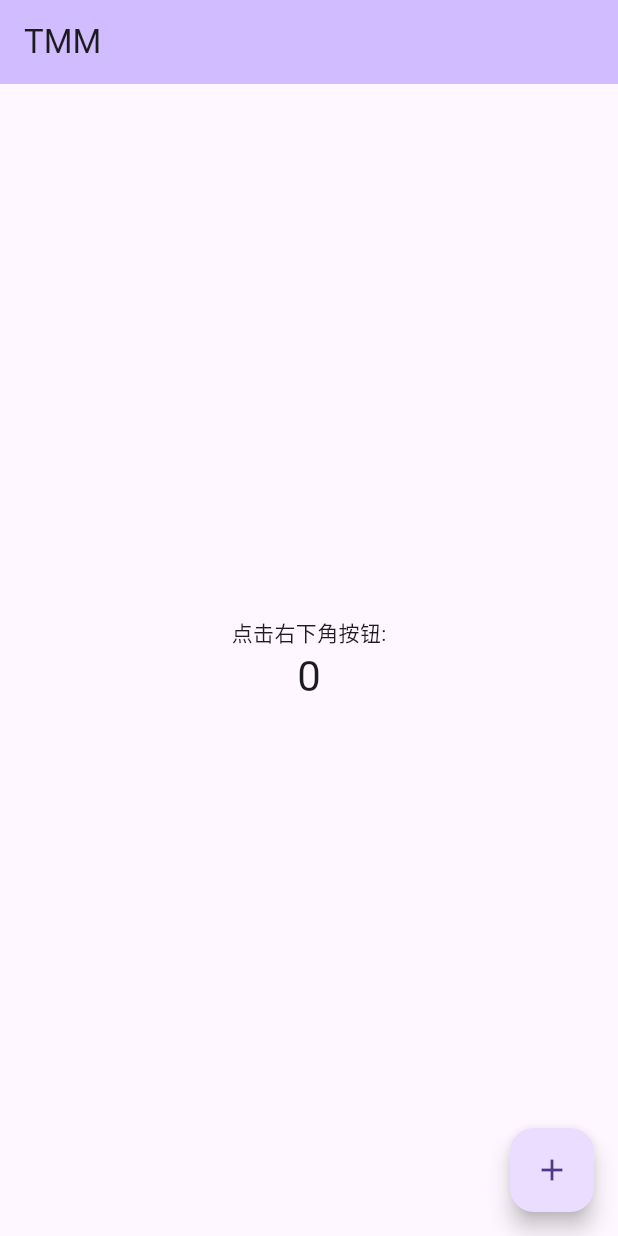
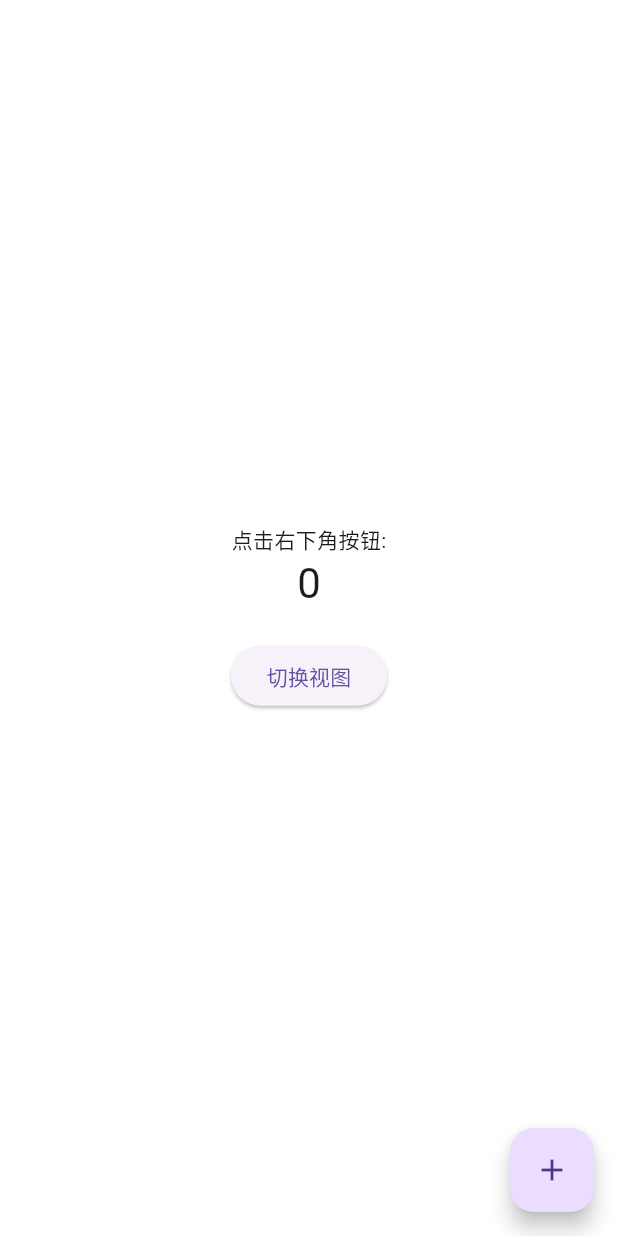
Before and after one commit to cnxianyi/time_monitor_mobile, a Flutter app: the screen it shows after launch, on a phone screen of 412 x 824 dp. Run offline on Flutter 3.47's test engine with Material 3 defaults, Android fonts, the light colour scheme and no system bars.

Commit message:
添加路由&路由切换效果

```diff
--- a/lib/main.dart
+++ b/lib/main.dart
@@ -1,4 +1,5 @@
 import 'package:flutter/material.dart';
+import 'pages/home_page.dart';
 
 void main() {
   runApp(const Home());
@@ -7,116 +8,23 @@ void main() {
 class Home extends StatelessWidget {
   const Home({super.key});
 
-  // This widget is the root of your application.
   @override
   Widget build(BuildContext context) {
     return MaterialApp(
-      title: 'timeMonitorMobile',
+      debugShowCheckedModeBanner: false,
+      title: 'TimeMonitorMobile',
       theme: ThemeData(
-        // This is the theme of your application.
-        //
-        // TRY THIS: Try running your application with "flutter run". You'll see
-        // the application has a purple toolbar. Then, without quitting the app,
-        // try changing the seedColor in the colorScheme below to Colors.green
-        // and then invoke "hot reload" (save your changes or press the "hot
-        // reload" button in a Flutter-supported IDE, or press "r" if you used
-        // the command line to start the app).
-        //
-        // Notice that the counter didn't reset back to zero; the application
-        // state is not lost during the reload. To reset the state, use hot
-        // restart instead.
-        //
-        // This works for code too, not just values: Most code changes can be
-        // tested with just a hot reload.
-        // colorScheme: ColorScheme.fromSeed(seedColor: Colors.deepPurple),
+        brightness: Brightness.light, // 你可以保持为 light，或者根据需要调整
+        scaffoldBackgroundColor: Colors.white,
+        // 修改 AppBarTheme 来让顶部不变化，跟随系统
+        appBarTheme: const AppBarTheme(
+          color: Colors.white,
+          iconTheme: IconThemeData(color: Colors.purpleAccent),
+          toolbarHeight: 0,
+        ),
       ),
-      home: const MyHomePage(title: 'TMM'),
+      // 直接使用home而不是路由，因为现在使用自定义动画导航
+      home: const MyHomePage(title: 'HOME'),
     );
   }
 }
-
-class MyHomePage extends StatefulWidget {
-  const MyHomePage({super.key, required this.title});
-
-  // This widget is the home page of your application. It is stateful, meaning
-  // that it has a State object (defined below) that contains fields that affect
-  // how it looks.
-
-  // This class is the configuration for the state. It holds the values (in this
-  // case the title) provided by the parent (in this case the App widget) and
-  // used by the build method of the State. Fields in a Widget subclass are
-  // always marked "final".
-
-  final String title;
-
-  @override
-  State<MyHomePage> createState() => _MyHomePageState();
-}
-
-class _MyHomePageState extends State<MyHomePage> {
-  int _counter = 0;
-
-  void _incrementCounter() {
-    setState(() {
-      // This call to setState tells the Flutter framework that something has
-      // changed in this State, which causes it to rerun the build method below
-      // so that the display can reflect the updated values. If we changed
-      // _counter without calling setState(), then the build method would not be
-      // called again, and so nothing would appear to happen.
-      _counter++;
-    });
-  }
-
-  @override
-  Widget build(BuildContext context) {
-    // This method is rerun every time setState is called, for instance as done
-    // by the _incrementCounter method above.
-    //
-    // The Flutter framework has been optimized to make rerunning build methods
-    // fast, so that you can just rebuild anything that needs updating rather
-    // than having to individually change instances of widgets.
-    return Scaffold(
-      appBar: AppBar(
-        // TRY THIS: Try changing the color here to a specific color (to
-        // Colors.amber, perhaps?) and trigger a hot reload to see the AppBar
-        // change color while the other colors stay the same.
-        backgroundColor: Theme.of(context).colorScheme.inversePrimary,
-        // Here we take the value from the MyHomePage object that was created by
-        // the App.build method, and use it to set our appbar title.
-        title: Text(widget.title),
-      ),
-      body: Center(
-        // Center is a layout widget. It takes a single child and positions it
-        // in the middle of the parent.
-        child: Column(
-          // Column is also a layout widget. It takes a list of children and
-          // arranges them vertically. By default, it sizes itself to fit its
-          // children horizontally, and tries to be as tall as its parent.
-          //
-          // Column has various properties to control how it sizes itself and
-          // how it positions its children. Here we use mainAxisAlignment to
-          // center the children vertically; the main axis here is the vertical
-          // axis because Columns are vertical (the cross axis would be
-          // horizontal).
-          //
-          // TRY THIS: Invoke "debug painting" (choose the "Toggle Debug Paint"
-          // action in the IDE, or press "p" in the console), to see the
-          // wireframe for each widget.
-          mainAxisAlignment: MainAxisAlignment.center,
-          children: <Widget>[
-            const Text('点击右下角按钮:'),
-            Text(
-              '$_counter',
-              style: Theme.of(context).textTheme.headlineMedium,
-            ),
-          ],
-        ),
-      ),
-      floatingActionButton: FloatingActionButton(
-        onPressed: _incrementCounter,
-        tooltip: 'Increment',
-        child: const Icon(Icons.add),
-      ), // This trailing comma makes auto-formatting nicer for build methods.
-    );
-  }
-}
--- /dev/null
+++ b/lib/pages/home_page.dart
@@ -0,0 +1,56 @@
+import 'package:flutter/material.dart';
+import '../routes/page_route_builder.dart';
+import 'week_page.dart';
+
+class MyHomePage extends StatefulWidget {
+  const MyHomePage({super.key, required this.title});
+
+  final String title;
+
+  @override
+  State<MyHomePage> createState() => _MyHomePageState();
+}
+
+class _MyHomePageState extends State<MyHomePage> {
+  int _counter = 0;
+
+  void _incrementCounter() {
+    setState(() {
+      _counter++;
+    });
+  }
+
+  @override
+  Widget build(BuildContext context) {
+    return Scaffold(
+      appBar: AppBar(),
+      body: Center(
+        child: Column(
+          mainAxisAlignment: MainAxisAlignment.center,
+          children: <Widget>[
+            const Text('点击右下角按钮:'),
+            Text(
+              '$_counter',
+              style: Theme.of(context).textTheme.headlineMedium,
+            ),
+            const SizedBox(height: 20),
+            ElevatedButton(
+              onPressed: () {
+                Navigator.push(
+                  context,
+                  DepthPageRoute(page: const WeekPage(title: '周')),
+                );
+              },
+              child: const Text('切换视图'),
+            ),
+          ],
+        ),
+      ),
+      floatingActionButton: FloatingActionButton(
+        onPressed: _incrementCounter,
+        tooltip: 'Increment',
+        child: const Icon(Icons.add),
+      ),
+    );
+  }
+}
--- /dev/null
+++ b/lib/routes/page_route_builder.dart
@@ -0,0 +1,61 @@
+import 'package:flutter/material.dart';
+
+class DepthPageRoute<T> extends PageRouteBuilder<T> {
+  final Widget page;
+
+  DepthPageRoute({required this.page})
+    : super(
+        pageBuilder:
+            (
+              BuildContext context,
+              Animation<double> animation,
+              Animation<double> secondaryAnimation,
+            ) => page,
+        transitionsBuilder:
+            (
+              BuildContext context,
+              Animation<double> animation,
+              Animation<double> secondaryAnimation,
+              Widget child,
+            ) {
+              // 使用3D效果的景深动画
+              const begin = 0.0;
+              const end = 0.1;
+              var tween = Tween(begin: begin, end: end);
+              var curvedAnimation = CurvedAnimation(
+                parent: animation,
+                curve: Curves.easeInOut,
+              );
+
+              return Stack(
+                children: [
+                  // 背景变暗效果
+                  FadeTransition(
+                    opacity: Tween<double>(
+                      begin: 0,
+                      end: 0.5,
+                    ).animate(curvedAnimation),
+                    child: Container(
+                      color: const Color.fromARGB(255, 255, 255, 255),
+                    ),
+                  ),
+                  // 主要动画效果
+                  AnimatedBuilder(
+                    animation: animation,
+                    builder: (BuildContext context, Widget? child) {
+                      return Transform(
+                        transform: Matrix4.identity()
+                          ..setEntry(3, 2, 0.001) // 透视效果
+                          ..translate(0.0)
+                          ..scale(0.9 + 0.1 * animation.value),
+                        alignment: Alignment.center,
+                        child: Opacity(opacity: animation.value, child: child),
+                      );
+                    },
+                    child: child,
+                  ),
+                ],
+              );
+            },
+      );
+}
```
Also changed, not shown: lib/pages/week_page.dart (added, +37 -0 lines).
